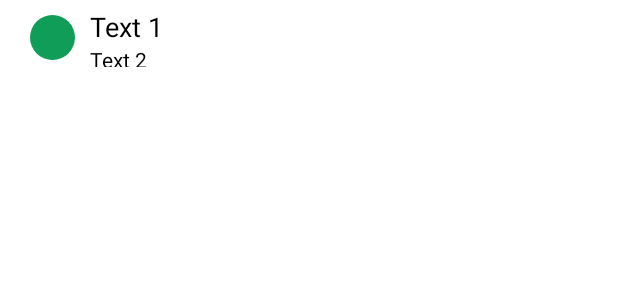
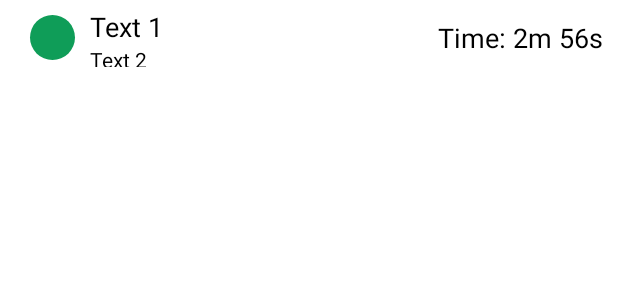
Before and after one commit to susmonteiro/LightMediatorApp, an Android app: the layout users_list_view.xml on its own in the app's theme, with its tools: preview values and no code run, on a phone screen of 412 x 824 dp. Shown: the top 300 px of the screen. Run offline under Robolectric (Android 15) with nearby library versions, the phone set to English and light mode, and no system bars.

Commit message:
display time of each user

```diff
--- a/app/src/main/java/ami/proj/lightmediator/ConfigConversationActivity.kt
+++ b/app/src/main/java/ami/proj/lightmediator/ConfigConversationActivity.kt
@@ -42,6 +42,7 @@ class ConfigConversationActivity : AppCompatActivity() {
             users.add(createUser(currentUser, binding, colors[currentUser - 1]))
 
             if (currentUser == numUsers) {
+                transcribeService?.setUsers(users)
                 val intent = Intent(this, ConversationActivity::class.java)
                 intent.putParcelableArrayListExtra("users", users)
                 intent.putExtra("transcribeService", transcribeService)
--- a/app/src/main/java/ami/proj/lightmediator/ConversationActivity.kt
+++ b/app/src/main/java/ami/proj/lightmediator/ConversationActivity.kt
@@ -3,7 +3,6 @@ package ami.proj.lightmediator
 import android.content.Intent
 import android.os.Bundle
 import androidx.appcompat.app.AppCompatActivity
-import ami.proj.lightmediator.R
 import ami.proj.lightmediator.databinding.ActivityConversationBinding
 import java.util.ArrayList
 
@@ -20,7 +19,7 @@ class ConversationActivity : AppCompatActivity() {
         // todo temporary
         // display users
         val usersText: List<UsersListView> = users!!.map {
-            UsersListView(R.drawable.circle_color_display, it.color, it.name, "User ${it.id}")
+            UsersListView(R.drawable.circle_color_display, it.color, it.name, "User ${it.id}", it.getTimeText())
         }
 
         val usersArrayAdapter = UsersListViewAdapter(
--- a/app/src/main/java/ami/proj/lightmediator/MainActivity.kt
+++ b/app/src/main/java/ami/proj/lightmediator/MainActivity.kt
@@ -9,9 +9,11 @@ import android.content.pm.PackageManager
 import android.media.AudioFormat
 import android.media.AudioRecord
 import android.media.MediaRecorder
+import android.os.Build
 import android.os.Handler
 import android.os.Looper
 import androidx.activity.result.contract.ActivityResultContracts
+import androidx.annotation.RequiresApi
 import androidx.core.app.ActivityCompat
 import androidx.core.content.ContextCompat
 import kotlinx.coroutines.*
@@ -43,6 +45,7 @@ class MainActivity : AppCompatActivity() {
             }
         }
 
+    @RequiresApi(Build.VERSION_CODES.N)
     override fun onCreate(savedInstanceState: Bundle?) {
         super.onCreate(savedInstanceState)
         binding = ActivityMainBinding.inflate(layoutInflater)
--- a/app/src/main/java/ami/proj/lightmediator/UsersListViewAdapter.java
+++ b/app/src/main/java/ami/proj/lightmediator/UsersListViewAdapter.java
@@ -10,9 +10,6 @@ import android.widget.TextView;
 
 import androidx.annotation.NonNull;
 import androidx.annotation.Nullable;
-
-import ami.proj.lightmediator.R;
-
 import java.util.ArrayList;
 
 public class UsersListViewAdapter extends ArrayAdapter<UsersListView> {
@@ -53,6 +50,9 @@ public class UsersListViewAdapter extends ArrayAdapter<UsersListView> {
         TextView textView2 = currentItemView.findViewById(R.id.textView2);
         textView2.setText(currentUser.getText2());
 
+        TextView time = currentItemView.findViewById(R.id.time_display);
+        time.setText(currentUser.getTime());
+
         return currentItemView;
     }
 }
--- a/app/src/main/res/layout/users_list_view.xml
+++ b/app/src/main/res/layout/users_list_view.xml
@@ -1,9 +1,10 @@
 <?xml version="1.0" encoding="utf-8"?>
-<LinearLayout xmlns:android="http://schemas.android.com/apk/res/android"
+<RelativeLayout xmlns:android="http://schemas.android.com/apk/res/android"
     xmlns:tools="http://schemas.android.com/tools"
     android:layout_width="match_parent"
     android:layout_height="wrap_content"
-    android:layout_marginStart="10sp"
+    android:paddingStart="10sp"
+    android:paddingEnd="10sp"
     android:orientation="horizontal"
     tools:ignore="UselessParent">
 
@@ -16,16 +17,17 @@
         android:src="@drawable/circle_color_display" />
 
     <LinearLayout
-        android:layout_width="match_parent"
+        android:layout_width="wrap_content"
         android:layout_height="50sp"
+        android:layout_toEndOf="@id/small_circle_color"
         android:gravity="center_vertical"
         android:orientation="vertical">
 
         <TextView
             android:id="@+id/textView1"
-            android:layout_width="match_parent"
+            android:layout_width="wrap_content"
             android:layout_height="wrap_content"
-            android:layout_marginTop="5sp"
+            android:paddingTop="5sp"
             android:gravity="bottom|left"
             android:textColor="@android:color/black"
             android:textSize="18sp"
@@ -34,9 +36,9 @@
 
         <TextView
             android:id="@+id/textView2"
-            android:layout_width="match_parent"
+            android:layout_width="wrap_content"
             android:layout_height="wrap_content"
-            android:layout_marginBottom="5sp"
+            android:paddingBottom="5sp"
             android:gravity="top|left"
             android:textColor="@android:color/black"
             android:textSize="14sp"
@@ -45,4 +47,15 @@
 
     </LinearLayout>
 
-</LinearLayout>
+    <TextView
+        android:id="@+id/time_display"
+        android:layout_width="wrap_content"
+        android:layout_height="wrap_content"
+        android:layout_alignParentEnd="true"
+        android:layout_centerVertical="true"
+        android:textColor="@android:color/black"
+        android:textSize="18sp"
+        tools:ignore="RtlHardcoded"
+        tools:text="Time: 2m 56s" />
+
+</RelativeLayout>
```
Also changed, not shown: app/src/main/java/ami/proj/lightmediator/TranscribeStreaming.java (+20 -0 lines), app/src/main/java/ami/proj/lightmediator/User.kt (+13 -3 lines), app/src/main/java/ami/proj/lightmediator/UsersListView.java (+7 -1 lines).
